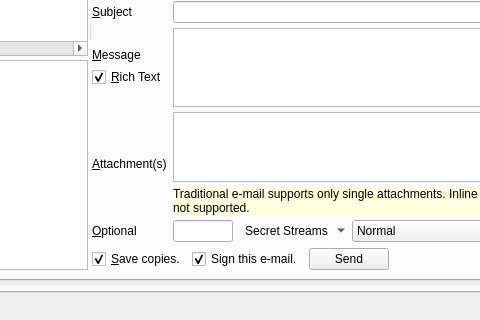
Qt form branches/trunk/UI/spot-on-controlcenter.ui (textbrowser/spot-on) before a commit; both pictures show x 240 to 720 and y 330 to 650 of the 850 by 650 pixel window.
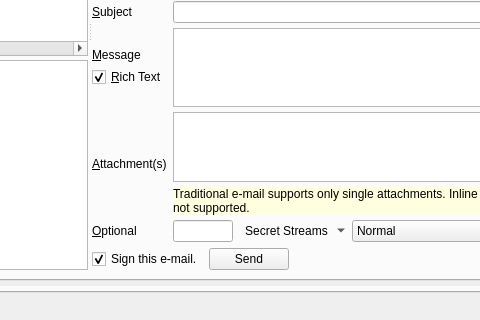
The same form after that commit. The open tabs and pages were chosen to show the change. Icons and pictures are not drawn. Custom widgets are drawn as their Qt base class.

Commit message: Moved saveCopy widget into Options.

Patch:
```diff
--- a/branches/trunk/UI/spot-on-controlcenter.ui
+++ b/branches/trunk/UI/spot-on-controlcenter.ui
@@ -948,9 +948,9 @@
            <property name="geometry">
             <rect>
              <x>0</x>
-             <y>0</y>
+             <y>-47</y>
              <width>812</width>
-             <height>603</height>
+             <height>602</height>
             </rect>
            </property>
            <layout class="QVBoxLayout" name="verticalLayout_55">
@@ -1690,22 +1690,6 @@
                     </item>
                     <item>
                      <layout class="QHBoxLayout" name="horizontalLayout_22">
-                      <item>
-                       <widget class="QCheckBox" name="saveCopy">
-                        <property name="sizePolicy">
-                         <sizepolicy hsizetype="Minimum" vsizetype="Preferred">
-                          <horstretch>0</horstretch>
-                          <verstretch>0</verstretch>
-                         </sizepolicy>
-                        </property>
-                        <property name="text">
-                         <string>&amp;Save copies.</string>
-                        </property>
-                        <property name="checked">
-                         <bool>true</bool>
-                        </property>
-                       </widget>
-                      </item>
                       <item>
                        <widget class="QCheckBox" name="sign_this_email">
                         <property name="sizePolicy">
```
Left out of the diff: 39 changed lines with no effect on the pictures. The commit also changes 5 other files.
